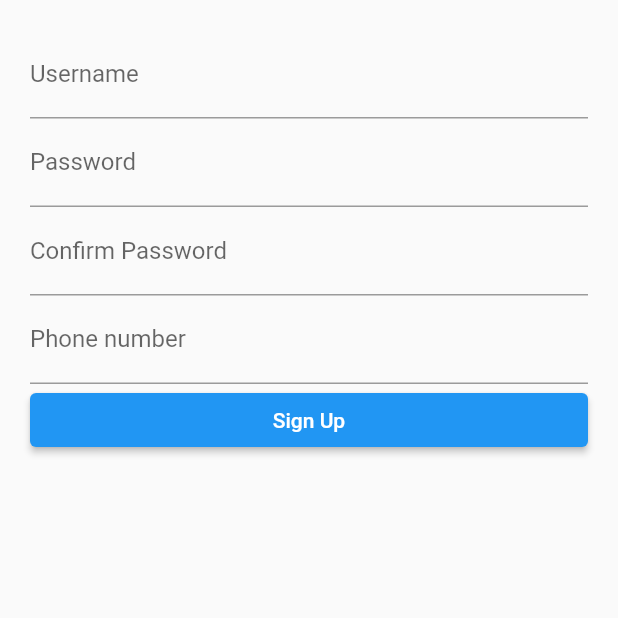
After one commit to prb4/Pollster-Flutter, a Flutter app: the screen it shows after launch, after a tap on "Sign Up", on a phone screen of 412 x 824 dp, the top half of it. The commit adds this screen. Run offline on Flutter 3.47's test engine with Material 2 defaults, Android fonts, the phone set to English and light mode, and no system bars; our stand-ins replace flutter_contacts, flutter_riverpod; missing offline and left inert: masked_text; network calls fail.

Commit message:
Created a signup page. Started working the multi button functionality

```diff
--- a/lib/login.dart
+++ b/lib/login.dart
@@ -1,8 +1,8 @@
 import 'package:flutter/material.dart';
 import 'package:pollster_flutter/http.dart';
 import 'package:pollster_flutter/models/user.dart';
-
-
+import 'package:pollster_flutter/signup.dart';
+import 'package:pollster_flutter/creator.dart';
 
 class LoginPage extends StatelessWidget {
   String password = "";
@@ -28,19 +28,20 @@ class LoginPage extends StatelessWidget {
         body: SingleChildScrollView(
           child: Padding(
             padding: const EdgeInsets.all(20.0),
-            child: Center(
+            child: Builder(
+              builder: (context) => Center(
                 child: Column(
                   mainAxisAlignment: MainAxisAlignment.center,
                   children: <Widget>[
                     TextField(
-                    decoration: InputDecoration(labelText: 'Username'),
+                      decoration: const InputDecoration(labelText: 'Username'),
                       onChanged: (String value) {
                         updateUsername(value);
                       },
                     ),
                     const SizedBox(height: 10),
                     TextField(
-                    decoration: InputDecoration(labelText: 'Password'),
+                      decoration: const InputDecoration(labelText: 'Password'),
                       obscureText: true, // To hide password input
                       onChanged: (String value) {
                         updatePassword(value);
@@ -52,6 +53,12 @@ class LoginPage extends StatelessWidget {
                         // Handle login button click
                         User user = User(username: username, password: password);
                         sendPostRequest(user.toJson(), "login");
+                        //TODO - improve authentication
+
+                        Navigator.push(
+                          context,
+                          MaterialPageRoute(builder: (context) => const Creator()),
+                        );
 
                       },
                       child: const Text('Login'),
@@ -65,7 +72,10 @@ class LoginPage extends StatelessWidget {
                     ),
                     TextButton(
                       onPressed: () {
-                      // Handle "Sign Up" button click
+                        Navigator.push(
+                          context,
+                          MaterialPageRoute(builder: (context) => SignUp()),
+                        );
                       },
                       child: const Text('Sign Up'),
                     ),
@@ -75,6 +85,7 @@ class LoginPage extends StatelessWidget {
             ),
           ),
         ),
+      ),
     );
   }
 }
--- a/lib/models/user.dart
+++ b/lib/models/user.dart
@@ -12,3 +12,21 @@ class User {
     'password': password,
   };
 }
+
+class NewUser {
+  final String username;
+  final String password;
+  final String phoneNumber;
+
+  const NewUser({
+    required this.username,
+    required this.password,
+    required this.phoneNumber
+  });
+
+  Map<String, dynamic> toJson() => {
+    'username': username,
+    'password': password,
+    'phoneNumber' : phoneNumber,
+  };
+}
--- /dev/null
+++ b/lib/signup.dart
@@ -0,0 +1,93 @@
+import 'package:flutter/material.dart';
+import 'package:pollster_flutter/http.dart';
+import 'package:pollster_flutter/models/user.dart';
+
+
+class SignUp extends StatelessWidget {
+  String password = "";
+  String username = "";
+  String confirmedPassword = "";
+  String phoneNumber = "";
+
+  void updatePassword(String value){
+    debugPrint("Password: $value");
+    password = value;
+  }
+
+  void updateConfirmedPassword(String value){
+    debugPrint("Confirmed Password: $value");
+    confirmedPassword = value;
+  }
+
+  void updateUsername(String value){
+    debugPrint("Username: $value");
+    username = value;
+  }
+
+  void updatedPhoneNumber(String value){
+    debugPrint("Phone Number: $value");
+    username = value;
+  }
+
+  void sign_up_button_clicked() {
+    if (password != confirmedPassword) {
+      //TODO - throw error and notify user
+      debugPrint("Password and confirmed password do NOT match: password: $password, confirmedPassword: $confirmedPassword");
+    }
+
+    NewUser newUser = NewUser(username: username, password: password, phoneNumber: phoneNumber);
+
+    sendPostRequest(newUser.toJson(), "/signup");
+
+
+  }
+
+  @override
+  Widget build(BuildContext context) {
+    return Scaffold(
+        body: SingleChildScrollView(
+        child: Padding(
+          padding: const EdgeInsets.all(20.0),
+          child: Column(
+            crossAxisAlignment: CrossAxisAlignment.stretch,
+            children: <Widget>[
+              TextField(
+                decoration: const InputDecoration(labelText: 'Username'),
+                onChanged: (String value) {
+                  updateUsername(value);
+                },
+              ),
+              TextField(
+                decoration: const InputDecoration(labelText: 'Password'),
+                obscureText: true,
+                onChanged: (String value) {
+                  updatePassword(value);
+                },
+              ),
+              TextField(
+                decoration: const InputDecoration(labelText: 'Confirm Password'),
+                obscureText: true,
+                onChanged: (String value) {
+                  updateConfirmedPassword(value);
+                },
+              ),
+              TextField(
+                decoration: const InputDecoration(labelText: 'Phone number'),
+                keyboardType: TextInputType.phone,
+                onChanged: (String value) {
+                  updatedPhoneNumber(value);
+                },
+              ),
+              ElevatedButton(
+                onPressed: () {
+                  sign_up_button_clicked();
+                },
+                child: const Text('Sign Up'),
+              ),
+            ],
+          ),
+        ),
+      ),
+    );
+  }
+}
```
Also changed, not shown: lib/creator.dart (+12 -0 lines). Lines whose indentation alone changed are shown as unchanged.
